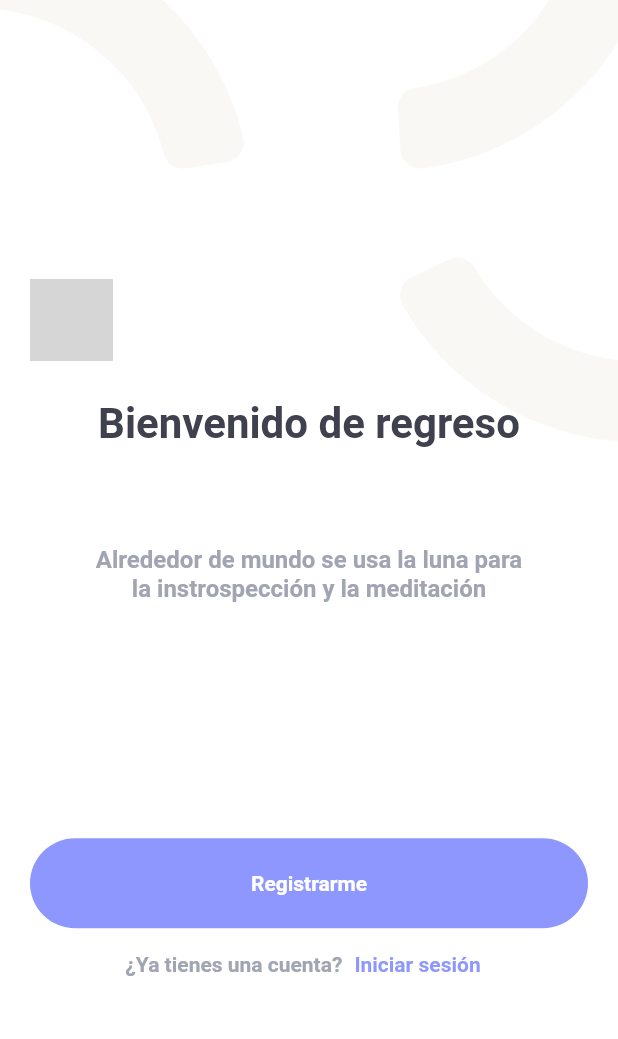
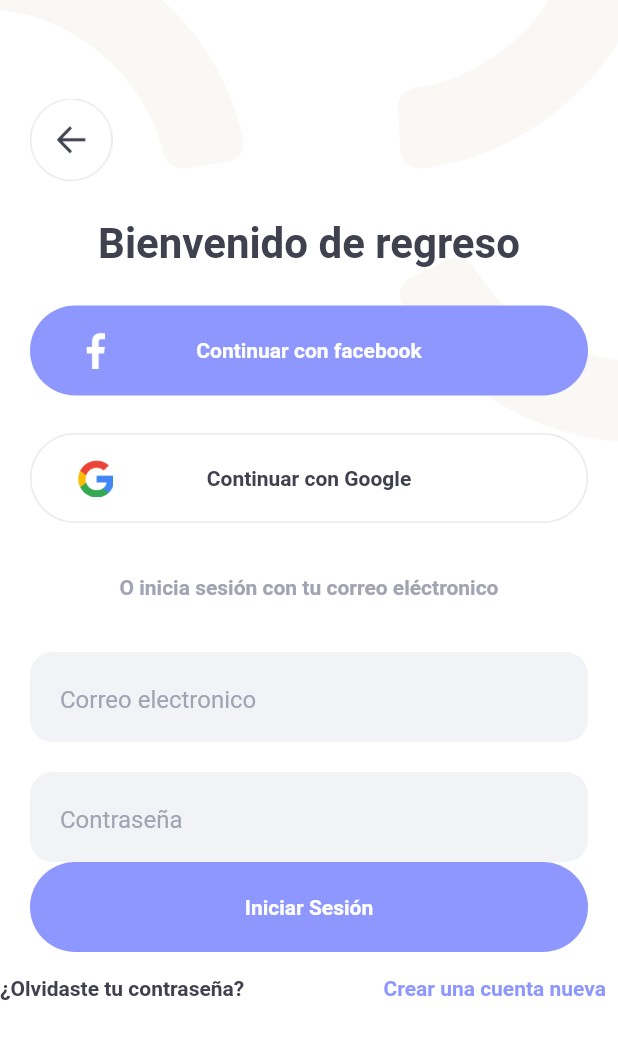
Before and after one commit to MiroslavaMoh/Miros_MeditationApp, a Flutter app: the screen it shows after launch, after a tap on "Iniciar sesión", on a phone screen of 412 x 824 dp. Shown: the top 1039 px of the screen. Run offline on Flutter 3.47's test engine with Material 3 defaults, Android fonts, the phone set to English and light mode, and no system bars; Roboto replaces fonts that are missing (HelveticaNeue); grey boxes are pictures that could not be loaded.

Commit message:
LoginScreen-Vid2-48.48

```diff
--- a/meditationapp/lib/common_widget/round_text_field.dart
+++ b/meditationapp/lib/common_widget/round_text_field.dart
@@ -6,12 +6,12 @@ import 'package:meditationapp/common/color_extension.dart';
 
 class RoundTextField extends StatelessWidget {
   final String hintText; //Miros- tipo de variable - tipo de dato - nombre de variable
-  final TextEditingController controller; //miros-es una variable inmodificable una vez ingresada
-  final TextInputType? keyboardType; //Miros-el ? significa que puede null la variable
+  final TextEditingController? controller; //miros-es una variable inmodificable una vez ingresada
+  final TextInputType? keyboardType; //Miros-el ? significa que puede null la variable, puede no ser obligatoria
   final bool? obscureText;
   final Widget? right;
 
-  const RoundTextField({super.key, required this.hintText, required this.controller, this.keyboardType, this.obscureText, this.right});
+  const RoundTextField({super.key, required this.hintText, this.controller, this.keyboardType, this.obscureText, this.right});
 
   @override
   Widget build(BuildContext context) {
--- a/meditationapp/lib/screen/login/login_screen.dart
+++ b/meditationapp/lib/screen/login/login_screen.dart
@@ -2,6 +2,7 @@ import 'package:flutter/material.dart';
 import 'package:flutter/services.dart';
 import 'package:meditationapp/common/color_extension.dart';
 import 'package:meditationapp/common_widget/round_button.dart';
+import 'package:meditationapp/common_widget/round_text_field.dart';
 //import 'package:meditationapp/screen/login/startup_screen.dart';
 
 //Página de inicio
@@ -48,9 +49,9 @@ class  _LoginScreenState extends State <LoginScreen> {
                           child: Row(
                             children: [
                               InkWell(onTap:(){
-                                context.pop();
+                                context.pop(); //Regresar al pag anterior
                                 },child:Image.asset(
-                                  "/assets/img/back.png",
+                                  "assets/img/back.png",
                                   width:55,
                                   height:55,
                                 ),
@@ -70,28 +71,107 @@ class  _LoginScreenState extends State <LoginScreen> {
                             ),
                           ),
                           const SizedBox(height:25,),
+
+                          //Btn-Facebook
+                          Padding(
+                            padding:const EdgeInsets.symmetric(horizontal:20),
+                              child: MaterialButton(
+                                onPressed: (){},
+                                minWidth: double.maxFinite,
+                                elevation: 0,
+                                color: const Color(0xff8E97FD),
+                                height: 60,
+                                shape: RoundedRectangleBorder(
+                                  side: BorderSide.none,
+                                  borderRadius: BorderRadius.circular(30),
+                                ),
+                                child: Row(
+                                  children: [
+                                    const SizedBox(width: 15,),
+                                    Image.asset('assets/img/fb.png',width:25, height: 25,),//NO PONER / AL INICIO
+                                  const Expanded(
+                                    child: Text(
+                                      "Continuar con facebook",
+                                      textAlign: TextAlign.center,
+                                      style: TextStyle(
+                                        color: Colors.white,
+                                        fontSize: 14,
+                                        fontWeight: FontWeight.w600,
+
+                                      ),
+                                    ),
+                                  ),
+                                   const SizedBox(width: 40,),
+                                  ],
+                                ),
+
+
+                              ),
+
+                          ),
+
                           const SizedBox(height:25,),
+
+                          //Btn- Google
+                          Padding(
+                            padding:const EdgeInsets.symmetric(horizontal:20),
+                              child: MaterialButton(
+                                onPressed: (){},
+                                minWidth: double.maxFinite,
+                                elevation: 0,
+                                color: Colors.white,
+                                height: 60,
+                                shape: RoundedRectangleBorder(
+                                  side: BorderSide(color: TColor. tertiary, width: 1),
+                                  borderRadius: BorderRadius.circular(30),
+                                ),
+                                child: Row(
+                                  children: [
+                                    const SizedBox(width: 15,),
+                                    Image.asset('assets/img/google.png',width:25, height: 25,),//NO PONER / AL INICIO
+                                  Expanded(
+                                    child: Text(
+                                      "Continuar con Google",
+                                      textAlign: TextAlign.center,
+                                      style: TextStyle(
+                                        color: TColor.primaryText,
+                                        fontSize: 14,
+                                        fontWeight: FontWeight.w600,
+
+                                      ),
+                                    ),
+                                  ),
+                                   const SizedBox(width: 40,),
+                                  ],
+                                ),
+
+
+                              ),
+
+                          ),
                       ],
                     ),
                 ],
               ),
 
-                const SizedBox(height:15),
-
-                Text("Alrededor de mundo se usa la luna para \nla instrospección y la meditación",
+                const SizedBox(height:35),
+                Text("O inicia sesión con tu correo eléctronico",
                       textAlign: TextAlign.center,
                       style: TextStyle(
                         color:TColor.secondaryText,
-                        fontSize:16,
-                        fontWeight: FontWeight.w600,
+                        fontSize:14,
+                        fontWeight: FontWeight.w700,
                         ),
                       ),
 
-                const Spacer(),
+                const SizedBox(height:35),
+                RoundTextField(hintText:"Correo electronico"),
+                const SizedBox(height:20),
+                RoundTextField(hintText:"Contraseña",obscureText: true,),
 
                 //BTN-Registrarme morado
                 RoundButton( //BTN de Common wodgets, recordar importar archivo round_button.dart
-                  title:"Registrarme",
+                  title:"Iniciar Sesión",
                   onPressed:(){}
                 ),
 
@@ -99,23 +179,26 @@ class  _LoginScreenState extends State <LoginScreen> {
                   Row(
                     mainAxisAlignment: MainAxisAlignment.center,
                     children: [
-                      Text("¿Ya tienes una cuenta?",
+                      Text("¿Olvidaste tu contraseña?",
                       textAlign: TextAlign.center,
                       style: TextStyle(
-                        color:TColor.secondaryText,
+                        color:TColor.primaryText,
                         fontSize:14,
                         fontWeight: FontWeight.w600,
                         ),
                       ),
 
+
+                      const Spacer(),
+
                       TextButton(onPressed: (){
-                        //context.push(const LoginScreen());
+                        context.push(const LoginScreen());
                       },
 
                       //const Spacer(),
 
                       child: Text(
-                        "Iniciar sesión",
+                        "Crear una cuenta nueva",
                         style: TextStyle(
                         color:TColor.primary,
                         fontSize:14,
--- a/meditationapp/lib/screen/login/startup_screen.dart
+++ b/meditationapp/lib/screen/login/startup_screen.dart
@@ -77,6 +77,7 @@ class  _StartUpScreenState extends State <StartUpScreen> {
                     ),
                   ),
 
+                  //Conectar el boton para que te envie a login_screen
                   TextButton(onPressed: (){
                     context.push(const LoginScreen());
                   },
--- a/meditationapp/pubspec.yaml
+++ b/meditationapp/pubspec.yaml
@@ -59,7 +59,9 @@ flutter:
 
   # To add assets to your application, add an assets section, like this:
   assets:
-    - assets/img/
+    - assets/img/ #NO OLVIDAR POSICIONAR  ASSETS AFUERA DE ANDROID
+
+
     #- meditationapp/android/assets/img
 
   # An image asset can refer to one or more resolution-specific "variants", see
```
